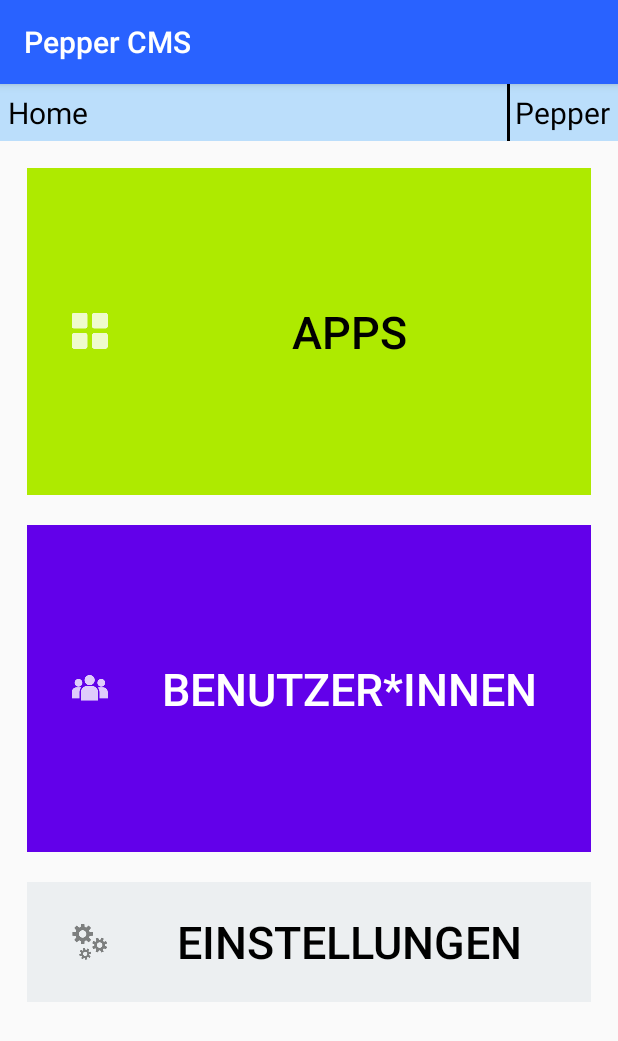
After one commit to hanneseilers/pepper-cms, an Android app: the fragment FragmentOverview shown on its own in the app's theme, on a phone screen of 412 x 824 dp. The commit adds this screen. Shown: the top 1041 px of the screen. Run offline under Robolectric (Android 15) with nearby library versions, the phone set to English and light mode, and no system bars.

Commit message:
Added general overview fragment

```diff
--- a/app/build.gradle
+++ b/app/build.gradle
@@ -31,6 +31,7 @@ dependencies {
     implementation 'androidx.appcompat:appcompat:1.2.0'
     implementation 'androidx.constraintlayout:constraintlayout:2.0.4'
     implementation 'androidx.gridlayout:gridlayout:1.0.0'
+    implementation 'androidx.legacy:legacy-support-v4:1.0.0'
     testImplementation 'junit:junit:4.13.2'
     androidTestImplementation 'androidx.test.ext:junit:1.1.2'
     androidTestImplementation 'androidx.test.espresso:espresso-core:3.3.0'
--- /dev/null
+++ b/app/src/main/java/de/fhkiel/pepper/cms/FragmentOverview.java
@@ -0,0 +1,64 @@
+package de.fhkiel.pepper.cms;
+
+import android.os.Bundle;
+
+import androidx.fragment.app.Fragment;
+
+import android.view.LayoutInflater;
+import android.view.View;
+import android.view.ViewGroup;
+
+/**
+ * A simple {@link Fragment} subclass.
+ * Use the {@link FragmentOverview#newInstance} factory method to
+ * create an instance of this fragment.
+ */
+public class FragmentOverview extends Fragment {
+
+    // TODO: Rename parameter arguments, choose names that match
+    // the fragment initialization parameters, e.g. ARG_ITEM_NUMBER
+    private static final String ARG_PARAM1 = "param1";
+    private static final String ARG_PARAM2 = "param2";
+
+    // TODO: Rename and change types of parameters
+    private String mParam1;
+    private String mParam2;
+
+    public FragmentOverview() {
+        // Required empty public constructor
+    }
+
+    /**
+     * Use this factory method to create a new instance of
+     * this fragment using the provided parameters.
+     *
+     * @param param1 Parameter 1.
+     * @param param2 Parameter 2.
+     * @return A new instance of fragment FragmentOverview.
+     */
+    // TODO: Rename and change types and number of parameters
+    public static FragmentOverview newInstance(String param1, String param2) {
+        FragmentOverview fragment = new FragmentOverview();
+        Bundle args = new Bundle();
+        args.putString(ARG_PARAM1, param1);
+        args.putString(ARG_PARAM2, param2);
+        fragment.setArguments(args);
+        return fragment;
+    }
+
+    @Override
+    public void onCreate(Bundle savedInstanceState) {
+        super.onCreate(savedInstanceState);
+        if (getArguments() != null) {
+            mParam1 = getArguments().getString(ARG_PARAM1);
+            mParam2 = getArguments().getString(ARG_PARAM2);
+        }
+    }
+
+    @Override
+    public View onCreateView(LayoutInflater inflater, ViewGroup container,
+                             Bundle savedInstanceState) {
+        // Inflate the layout for this fragment
+        return inflater.inflate(R.layout.fragment_overview, container, false);
+    }
+}
--- a/app/src/main/java/de/fhkiel/pepper/cms/MainActivity.java
+++ b/app/src/main/java/de/fhkiel/pepper/cms/MainActivity.java
@@ -127,7 +127,7 @@ public class MainActivity extends RobotActivity implements RobotLifecycleCallbac
                 addTestRepository();
             }
 
-        } else {
+        } else if(!isRemote) {
             // show apps
             toast( getString(R.string.toastAppsLoaded) );
             showAppsUi(this.pepperApps);
--- /dev/null
+++ b/app/src/main/res/drawable/header_robot_name.xml
@@ -0,0 +1,13 @@
+<?xml version="1.0" encoding="utf-8"?>
+<layer-list xmlns:android="http://schemas.android.com/apk/res/android">
+    <item>
+        <shape android:shape="rectangle">
+            <solid android:color="@color/colorSecondaryAccent" />
+        </shape>
+    </item>
+    <item android:left="2dp">
+        <shape android:shape="rectangle">
+            <solid android:color="@color/colorSecondary" />
+        </shape>
+    </item>
+</layer-list>
--- /dev/null
+++ b/app/src/main/res/layout/fragment_overview.xml
@@ -0,0 +1,72 @@
+<?xml version="1.0" encoding="utf-8"?>
+<androidx.constraintlayout.widget.ConstraintLayout xmlns:android="http://schemas.android.com/apk/res/android"
+    xmlns:app="http://schemas.android.com/apk/res-auto"
+    xmlns:tools="http://schemas.android.com/tools"
+    android:layout_width="match_parent"
+    android:layout_height="match_parent"
+    tools:context=".FragmentOverview" >
+
+    <TextView
+        android:id="@+id/txtOvervieHeader"
+        style="@style/HeaderStyle"
+        android:layout_width="0dp"
+        android:layout_height="wrap_content"
+        android:text="@string/header_home"
+        app:layout_constraintEnd_toStartOf="@+id/txtOverviewRobotName"
+        app:layout_constraintStart_toStartOf="parent"
+        app:layout_constraintTop_toTopOf="parent" />
+
+    <TextView
+        android:id="@+id/txtOverviewRobotName"
+        style="@style/HeaderRobotNameStyle"
+        android:layout_width="0dp"
+        android:layout_height="wrap_content"
+        android:text="@string/placeholder_robot_name"
+        app:layout_constraintEnd_toEndOf="parent"
+        app:layout_constraintTop_toTopOf="parent" />
+
+    <LinearLayout
+        android:layout_width="0dp"
+        android:layout_height="0dp"
+        android:layout_marginStart="8dp"
+        android:layout_marginTop="8dp"
+        android:layout_marginEnd="8dp"
+        android:layout_marginBottom="8dp"
+        android:orientation="vertical"
+        app:layout_constraintBottom_toBottomOf="parent"
+        app:layout_constraintEnd_toEndOf="parent"
+        app:layout_constraintStart_toStartOf="parent"
+        app:layout_constraintTop_toBottomOf="@+id/txtOvervieHeader">
+
+        <LinearLayout style="@style/LinearHorizontalButtonPaneLayout">
+
+            <Button
+                android:id="@+id/btnApps"
+                style="@style/ButtonPrimary1"
+                android:drawableStart="@drawable/icon_apps"
+                android:text="@string/btnOverviewApps" />
+
+        </LinearLayout>
+
+        <LinearLayout style="@style/LinearHorizontalButtonPaneLayout">
+
+            <Button
+                android:id="@+id/btnUsers"
+                style="@style/ButtonPrimary2"
+                android:drawableStart="@drawable/icon_users"
+                android:text="@string/btnOverviewUsers" />
+
+        </LinearLayout>
+
+        <LinearLayout style="@style/LinearHorizontalButtonPaneLayout">
+
+            <Button
+                android:id="@+id/btnSettings"
+                style="@style/ButtonControl"
+                android:drawableStart="@drawable/icon_settings_dark"
+                android:text="@string/btnOverviewSettings" />
+
+        </LinearLayout>
+    </LinearLayout>
+
+</androidx.constraintlayout.widget.ConstraintLayout>
--- a/app/src/main/res/values/colors.xml
+++ b/app/src/main/res/values/colors.xml
@@ -1,6 +1,28 @@
 <?xml version="1.0" encoding="utf-8"?>
 <resources>
-    <color name="colorPrimary">#6200EE</color>
-    <color name="colorPrimaryDark">#3700B3</color>
-    <color name="colorAccent">#03DAC5</color>
+    <color name="colorPrimary">#2962ff</color>
+    <color name="colorPrimaryDark">#0039cb</color>
+    <color name="colorPrimaryAccent">#ffffff</color>
+
+    <color name="colorSecondary">#bbdefb</color>
+    <color name="colorSecondaryDark">#8aacc8</color>
+    <color name="colorSecondaryAccent">#000000</color>
+
+    <color name="colorButtonDefault">#4dd0e1</color>
+
+    <color name="colorButtonPrimary1">#aeea00</color>
+    <color name="colorButtonPrimary1Accent">#000000</color>
+
+    <color name="colorButtonPrimary2">#6200ea</color>
+    <color name="colorButtonPrimary2Accent">#ffffff</color>
+
+    <color name="colorButtonDanger">#dd2c00</color>
+    <color name="colorButtonDangerAccent">#000000</color>
+
+    <color name="colorButtonConfirm">#00c853</color>
+    <color name="colorButtonConfirmAccent">#000000</color>
+
+    <color name="colorButtonControl">#eceff1</color>
+    <color name="colorButtonControlAccent">#000000</color>
+
 </resources>
```
Also changed, not shown: app/src/main/java/de/fhkiel/pepper/cms/admin/AdminFragmentOverview.java (deleted, +0 -13 lines), app/src/main/res/layout/activity_main.xml (+8 -29 lines), app/src/main/res/layout/admin_fragment_overview.xml (deleted, +0 -8 lines), app/src/main/res/navigation/nav_graph.xml (+8 -2 lines).
